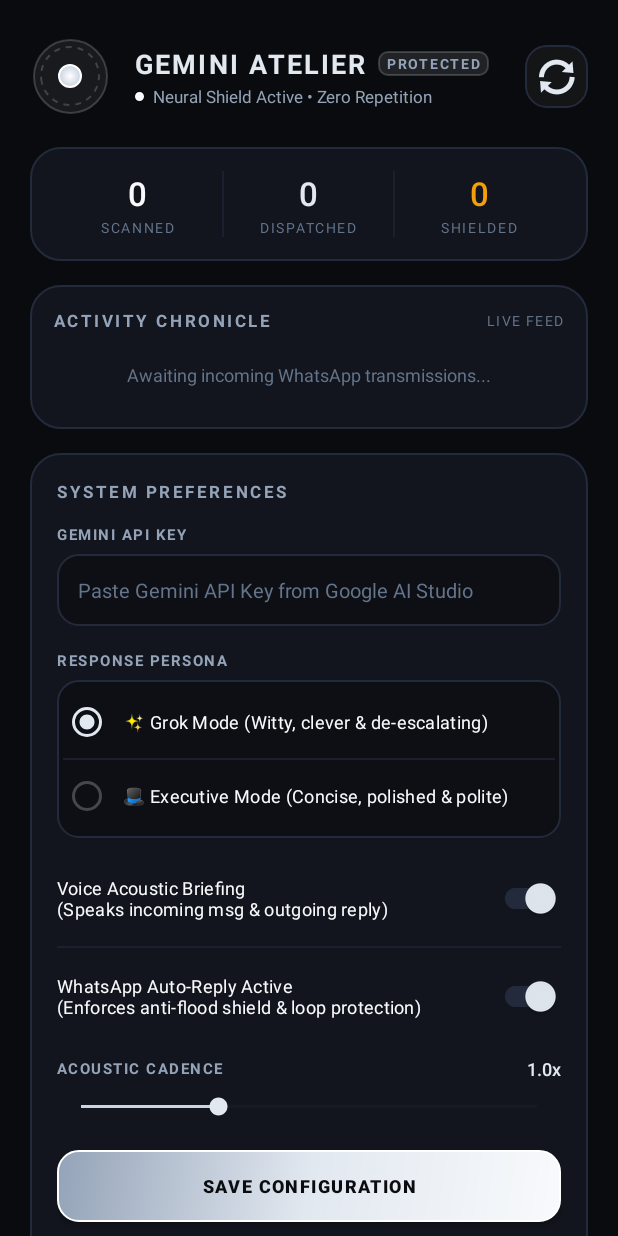
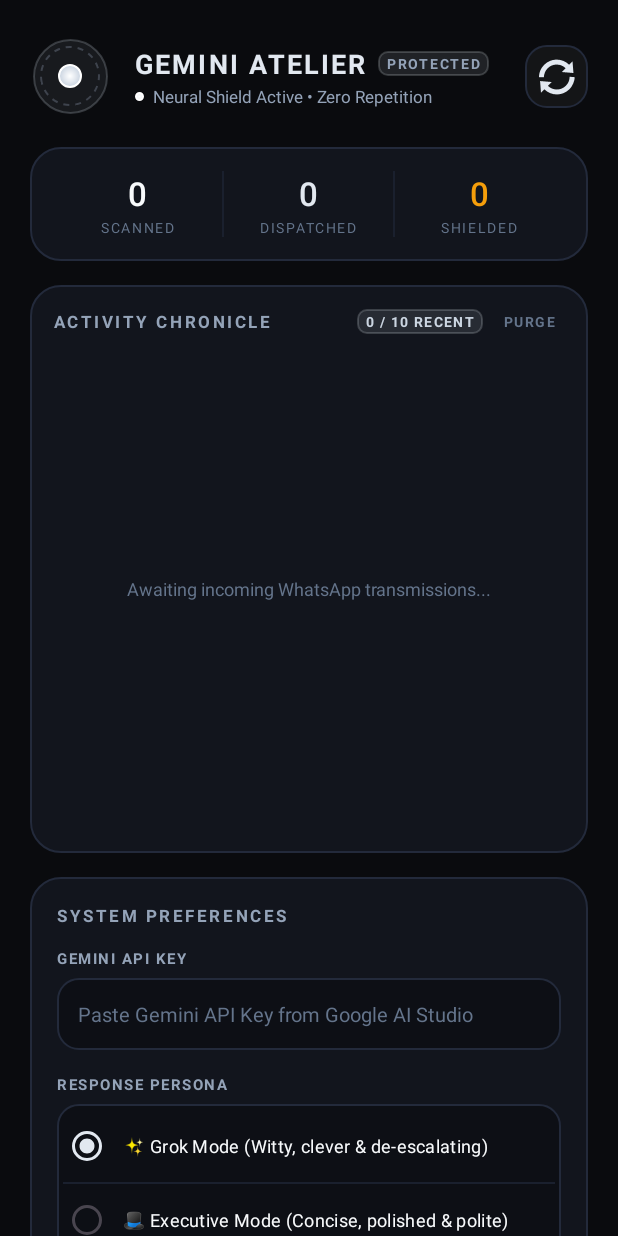
Before and after one commit to shashankswaroop789-eng/gemini-whatsapp-bot, an Android app: the screen it shows after launch (MainActivity), on a phone screen of 412 x 824 dp. Run offline under Robolectric (Android 15) with nearby library versions, the phone set to English and light mode, and no system bars.

Commit message:
feat(chronicle): limit live feed to last 10 replies with dedicated scroll view, purge button, and WhatsApp bundle filter

```diff
--- a/app/src/main/java/com/example/geminiwhatsappbot/MainActivity.kt
+++ b/app/src/main/java/com/example/geminiwhatsappbot/MainActivity.kt
@@ -56,6 +56,7 @@ class MainActivity : AppCompatActivity() {
         val btnCheckUpdate = findViewById<Button>(R.id.btnCheckUpdate)
         val btnHeaderUpdate = findViewById<ImageButton>(R.id.btnHeaderUpdate)
         val tvVersionTag = findViewById<TextView>(R.id.tvVersionTag)
+        val btnClearHistory = findViewById<TextView>(R.id.btnClearHistory)
         tvStatHeard = findViewById(R.id.tvStatHeard)
         tvStatReplied = findViewById(R.id.tvStatReplied)
         tvStatLoops = findViewById(R.id.tvStatLoops)
@@ -63,6 +64,12 @@ class MainActivity : AppCompatActivity() {
         seekBarVoiceRate = findViewById(R.id.seekBarVoiceRate)
         llActivityFeed = findViewById(R.id.llActivityFeed)
         tvNoActivity = findViewById(R.id.tvNoActivity)
+
+        btnClearHistory?.setOnClickListener {
+            prefs.edit().putString("activity_history", "[]").apply()
+            refreshLiveStatsAndFeed()
+            Toast.makeText(this, "Chronicle purged ✓", Toast.LENGTH_SHORT).show()
+        }
 
         tvVersionTag.text = "Version ${UpdateManager.CURRENT_VERSION} • Titanium Edition"
 
@@ -170,15 +177,28 @@ class MainActivity : AppCompatActivity() {
         tvStatReplied.text = prefs.getInt("replies_sent", 0).toString()
         tvStatLoops.text = prefs.getInt("loops_prevented", 0).toString()
 
-        // Render Activity Chronicle
+        // Render Activity Chronicle (Strictly Last 10 with internal scroll)
         val raw = prefs.getString("activity_history", "[]") ?: "[]"
         try {
             val array = JSONArray(raw)
+            val tvFeedCounter = findViewById<TextView>(R.id.tvFeedCounter)
             if (array.length() > 0) {
                 tvNoActivity.visibility = View.GONE
                 llActivityFeed.removeAllViews()
 
-                for (i in 0 until minOf(array.length(), 6)) {
+                // Clamp to max 10 and persist cleanup if older items existed
+                val count = minOf(array.length(), 10)
+                tvFeedCounter?.text = "$count / 10 RECENT"
+
+                if (array.length() > 10) {
+                    val pruned = JSONArray()
+                    for (k in 0 until 10) {
+                        pruned.put(array.getJSONObject(k))
+                    }
+                    prefs.edit().putString("activity_history", pruned.toString()).apply()
+                }
+
+                for (i in 0 until count) {
                     val item = array.getJSONObject(i)
                     val time = item.optString("time", "")
                     val sender = item.optString("sender", "Contact")
@@ -255,6 +275,7 @@ class MainActivity : AppCompatActivity() {
                     llActivityFeed.addView(itemContainer)
                 }
             } else {
+                tvFeedCounter?.text = "0 / 10 RECENT"
                 tvNoActivity.visibility = View.VISIBLE
             }
         } catch (e: Exception) {
--- a/app/src/main/java/com/example/geminiwhatsappbot/WhatsAppGeminiService.kt
+++ b/app/src/main/java/com/example/geminiwhatsappbot/WhatsAppGeminiService.kt
@@ -106,8 +106,9 @@ class WhatsAppGeminiService : NotificationListenerService(), TextToSpeech.OnInit
 
         if (actualMessageText.isBlank()) return
 
-        // 3. Filter out system status text
-        if (actualMessageText.contains("new messages", ignoreCase = true) ||
+        // 3. Filter out system status text and WhatsApp bundle summaries
+        if (actualMessageText.contains("new message", ignoreCase = true) ||
+            actualMessageText.contains("messages from", ignoreCase = true) ||
             actualMessageText.contains("WhatsApp Web", ignoreCase = true) ||
             actualMessageText.contains("Checking for new messages", ignoreCase = true)) {
             return
@@ -386,10 +387,10 @@ class WhatsAppGeminiService : NotificationListenerService(), TextToSpeech.OnInit
                 put("reply", reply)
             }
 
-            // Keep top 15 most recent
+            // Strictly keep the last 10 entries (delete older ones)
             val newArray = JSONArray()
             newArray.put(item)
-            for (i in 0 until minOf(array.length(), 14)) {
+            for (i in 0 until minOf(array.length(), 9)) {
                 newArray.put(array.getJSONObject(i))
             }
 
--- a/app/src/main/res/layout/activity_main.xml
+++ b/app/src/main/res/layout/activity_main.xml
@@ -253,7 +253,7 @@
                     android:layout_height="wrap_content"
                     android:orientation="horizontal"
                     android:gravity="center_vertical"
-                    android:layout_marginBottom="8dp">
+                    android:layout_marginBottom="10dp">
 
                     <TextView
                         android:layout_width="0dp"
@@ -266,13 +266,45 @@
                         android:textColor="@color/accent_moonstone" />
 
                     <TextView
+                        android:id="@+id/tvFeedCounter"
                         android:layout_width="wrap_content"
                         android:layout_height="wrap_content"
-                        android:text="LIVE FEED"
+                        android:text="LAST 10 • SCROLLABLE"
                         android:textSize="9sp"
+                        android:textStyle="bold"
+                        android:textColor="@color/accent_silver"
+                        android:background="@drawable/bg_badge_titanium"
+                        android:paddingStart="6dp"
+                        android:paddingEnd="6dp"
+                        android:paddingTop="2dp"
+                        android:paddingBottom="2dp"
+                        android:letterSpacing="0.1" />
+
+                    <TextView
+                        android:id="@+id/btnClearHistory"
+                        android:layout_width="wrap_content"
+                        android:layout_height="wrap_content"
+                        android:layout_marginStart="8dp"
+                        android:text="PURGE"
+                        android:textSize="9sp"
+                        android:textStyle="bold"
                         android:textColor="@color/text_tertiary"
+                        android:background="?attr/selectableItemBackgroundBorderless"
+                        android:paddingStart="6dp"
+                        android:paddingEnd="6dp"
+                        android:paddingTop="2dp"
+                        android:paddingBottom="2dp"
                         android:letterSpacing="0.1" />
                 </LinearLayout>
+
+                <!-- DEDICATED SCROLLABLE FEED CONTAINER (LAST 10) -->
+                <androidx.core.widget.NestedScrollView
+                    android:id="@+id/scrollActivityFeed"
+                    android:layout_width="match_parent"
+                    android:layout_height="320dp"
+                    android:fillViewport="true"
+                    android:scrollbars="vertical"
+                    android:fadeScrollbars="false">
 
                     <LinearLayout
                         android:id="@+id/llActivityFeed"
@@ -283,13 +315,14 @@
                         <TextView
                             android:id="@+id/tvNoActivity"
                             android:layout_width="match_parent"
-                        android:layout_height="wrap_content"
-                        android:padding="12dp"
+                            android:layout_height="match_parent"
+                            android:padding="20dp"
                             android:gravity="center"
                             android:text="Awaiting incoming WhatsApp transmissions..."
                             android:textSize="12sp"
                             android:textColor="@color/text_tertiary" />
                     </LinearLayout>
+                </androidx.core.widget.NestedScrollView>
             </LinearLayout>
         </FrameLayout>
 
```
Lines whose indentation alone changed are shown as unchanged.
